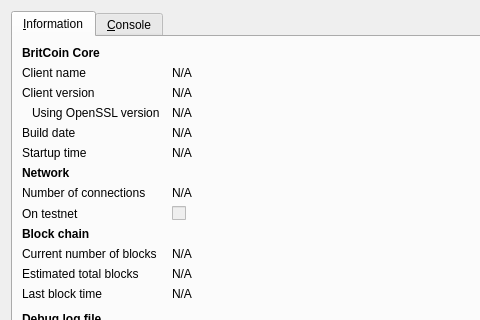
britcoin3/britcoin3.3, file src/qt/forms/rpcconsole.ui: the form before one commit; both pictures show x 0 to 480 and y 0 to 320 of the 740 by 450 pixel window.
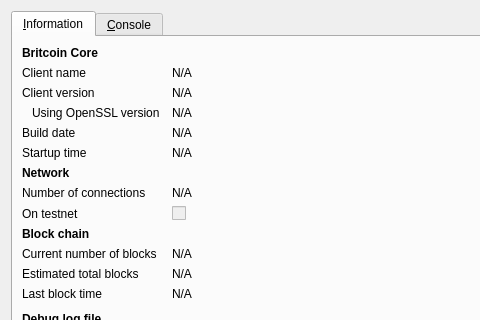
The form after the commit. Icons and pictures are not drawn.

Commit message: Added tail emission of 0.5% annually. Changed many 'BritCoin's to 'Britcoin's Changed coin URL britcoin.xyz to britcoin.com Improved Ubuntu build doc Actually enforce 30 million coin limit (plus tail emission)

```diff
--- a/src/qt/forms/rpcconsole.ui
+++ b/src/qt/forms/rpcconsole.ui
@@ -36,7 +36,7 @@
           </font>
          </property>
          <property name="text">
-          <string>BritCoin Core</string>
+          <string>Britcoin Core</string>
          </property>
         </widget>
        </item>
```
The commit also changes 92 other files.
